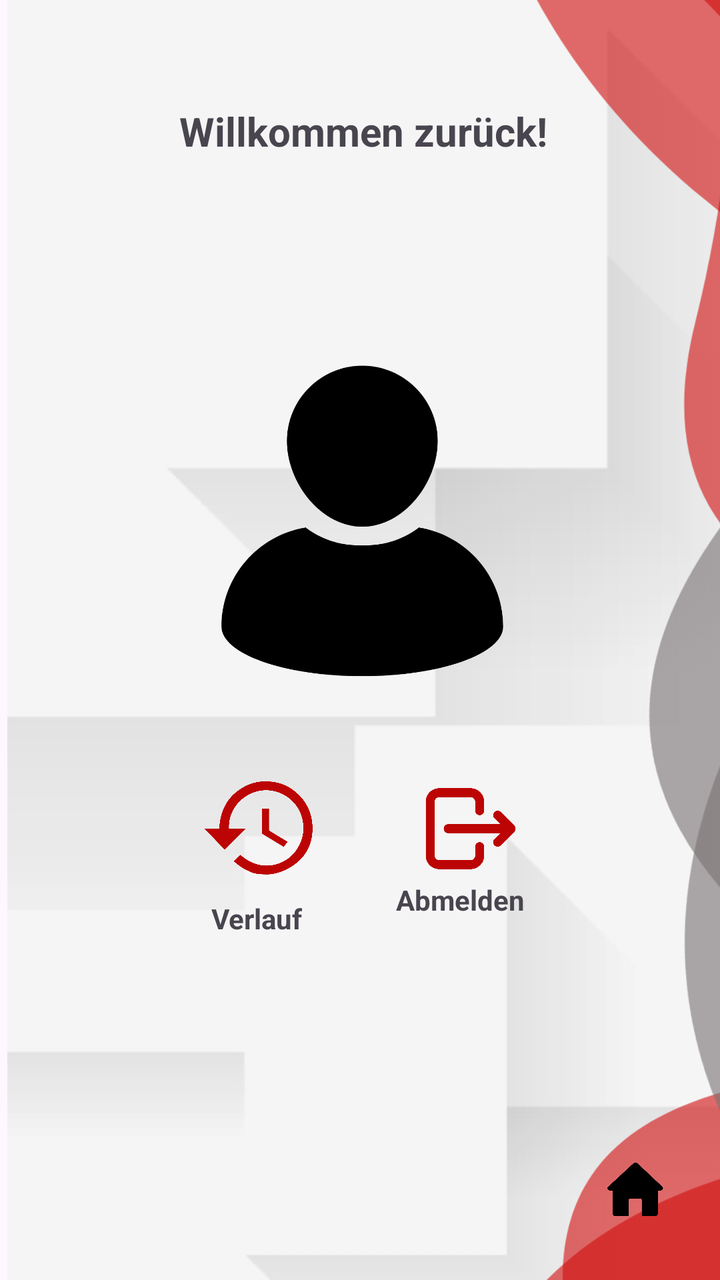
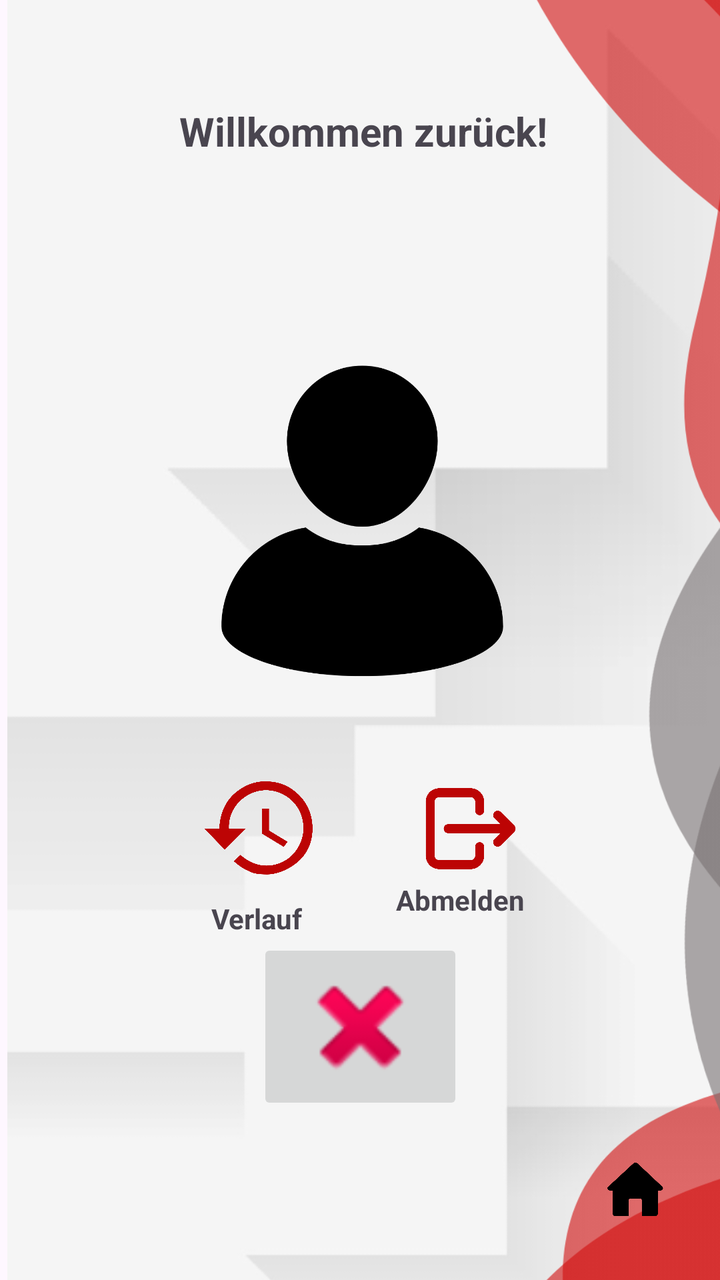

Compare the two renders of this Android layout. The source of the first and the diff that turns it into the second are given below.
<!-- AndroidManifest.xml: application theme Theme.TrafficSceneAnalyser -->
<!-- res/layout/activity_profile_logged_in.xml -->
<?xml version="1.0" encoding="utf-8"?>
<androidx.constraintlayout.widget.ConstraintLayout xmlns:android="http://schemas.android.com/apk/res/android"
    xmlns:app="http://schemas.android.com/apk/res-auto"
    xmlns:tools="http://schemas.android.com/tools"
    android:id="@+id/main"
    android:layout_width="match_parent"
    android:layout_height="match_parent"
    tools:context=".ProfileLoggedInActivity">

    <ImageView
        android:id="@+id/backg"
        android:layout_width="904dp"
        android:layout_height="897dp"
        app:layout_constraintBottom_toBottomOf="parent"
        app:layout_constraintStart_toStartOf="parent"
        app:layout_constraintTop_toTopOf="parent"
        app:layout_constraintVertical_bias="0.12"
        app:srcCompat="@drawable/background" />

    <ImageView
        android:id="@+id/imageView5"
        android:layout_width="484dp"
        android:layout_height="773dp"
        app:layout_constraintBottom_toBottomOf="parent"
        app:layout_constraintEnd_toEndOf="parent"
        app:layout_constraintHorizontal_bias="0.643"
        app:layout_constraintStart_toStartOf="parent"
        app:layout_constraintTop_toTopOf="parent"
        app:srcCompat="@drawable/perfectlayout2" />

    <ImageButton
        android:id="@+id/hbutton"
        android:layout_width="54dp"
        android:layout_height="68dp"
        android:backgroundTint="#00FFFFFF"
        android:onClick="goToHome"
        android:scaleType="fitCenter"
        android:src="@drawable/home1"
        app:layout_constraintBottom_toBottomOf="parent"
        app:layout_constraintEnd_toEndOf="parent"
        app:layout_constraintHorizontal_bias="0.95"
        app:layout_constraintStart_toStartOf="parent"
        app:layout_constraintTop_toTopOf="parent"
        app:layout_constraintVertical_bias="0.98" />

    <ImageView
        android:id="@+id/imageView3"
        android:layout_width="255dp"
        android:layout_height="347dp"
        app:layout_constraintBottom_toBottomOf="@+id/verlauf"
        app:layout_constraintEnd_toEndOf="parent"
        app:layout_constraintHorizontal_bias="0.51"
        app:layout_constraintStart_toStartOf="parent"
        app:layout_constraintTop_toTopOf="@+id/textView7"
        app:srcCompat="@drawable/profile" />

    <TextView
        android:id="@+id/textView7"
        android:layout_width="wrap_content"
        android:layout_height="wrap_content"
        android:layout_marginTop="52dp"
        android:text="Willkommen zurück!"
        android:textSize="20sp"
        android:textStyle="bold"
        app:layout_constraintEnd_toEndOf="parent"
        app:layout_constraintHorizontal_bias="0.51"
        app:layout_constraintStart_toStartOf="parent"
        app:layout_constraintTop_toTopOf="parent" />

    <ImageButton
        android:id="@+id/showHistoryButton"
        android:layout_width="130dp"
        android:layout_height="118dp"
        android:background="#00FFFFFF"
        android:backgroundTint="#BC0404"
        android:onClick="showHistory"
        android:scaleType="fitCenter"
        app:layout_constraintBottom_toBottomOf="parent"
        app:layout_constraintEnd_toEndOf="parent"
        app:layout_constraintHorizontal_bias="0.277"
        app:layout_constraintStart_toStartOf="parent"
        app:layout_constraintTop_toTopOf="parent"
        app:layout_constraintVertical_bias="0.68"
        app:srcCompat="@drawable/history" />

    <ImageButton
        android:id="@+id/signOutButton"
        android:layout_width="130dp"
        android:layout_height="116dp"
        android:backgroundTint="#00FFFFFF"

        android:onClick="signOut"
        android:scaleType="fitCenter"
        app:layout_constraintBottom_toBottomOf="parent"
        app:layout_constraintEnd_toEndOf="parent"
        app:layout_constraintHorizontal_bias="0.74"
        app:layout_constraintStart_toStartOf="parent"
        app:layout_constraintTop_toTopOf="parent"
        app:layout_constraintVertical_bias="0.68"
        app:srcCompat="@drawable/logout" />

    <TextView
        android:id="@+id/verlauf"
        android:layout_width="wrap_content"
        android:layout_height="wrap_content"
        android:text="Verlauf"
        android:textStyle="bold"
        app:layout_constraintBottom_toBottomOf="parent"
        app:layout_constraintEnd_toEndOf="parent"
        app:layout_constraintHorizontal_bias="0.336"
        app:layout_constraintStart_toStartOf="parent"
        app:layout_constraintTop_toTopOf="parent"
        app:layout_constraintVertical_bias="0.724" />

    <TextView
        android:id="@+id/abmelden"
        android:layout_width="wrap_content"
        android:layout_height="wrap_content"
        android:text="Abmelden"
        android:textStyle="bold"
        app:layout_constraintBottom_toBottomOf="parent"
        app:layout_constraintEnd_toEndOf="parent"
        app:layout_constraintHorizontal_bias="0.67"
        app:layout_constraintStart_toStartOf="parent"
        app:layout_constraintTop_toTopOf="@+id/signOutButton"
        app:layout_constraintVertical_bias="0.317" />

</androidx.constraintlayout.widget.ConstraintLayout>
<!-- resources referenced by this layout -->
<resources>
  <!-- drawable background: png bitmap (drawable-hdpi, 37305 bytes) -->
  <!-- drawable history: png bitmap (drawable, 38578 bytes) -->
  <!-- drawable home1: png bitmap (drawable, 7782 bytes) -->
  <!-- drawable logout: png bitmap (drawable, 27094 bytes) -->
  <!-- drawable perfectlayout2: png bitmap (drawable-hdpi, 51025 bytes) -->
  <!-- drawable profile: png bitmap (drawable, 29274 bytes) -->
  <style name="Theme.TrafficSceneAnalyser" parent="Base.Theme.TrafficSceneAnalyser" />
  <style name="Base.Theme.TrafficSceneAnalyser" parent="Theme.Material3.DayNight.NoActionBar">
          
          
      </style>
</resources>

<!-- the commit's change to res/layout/activity_profile_logged_in.xml (unified diff, before → after) -->
@@ -88,7 +88,6 @@
         android:layout_width="130dp"
         android:layout_height="116dp"
         android:backgroundTint="#00FFFFFF"
-
         android:onClick="signOut"
         android:scaleType="fitCenter"
         app:layout_constraintBottom_toBottomOf="parent"
@@ -98,6 +97,20 @@
         app:layout_constraintTop_toTopOf="parent"
         app:layout_constraintVertical_bias="0.68"
         app:srcCompat="@drawable/logout" />
+
+    <ImageButton
+        android:id="@+id/deleteAccountButton"
+        android:layout_width="103dp"
+        android:layout_height="88dp"
+        android:onClick="deleteAccount"
+        android:scaleType="fitCenter"
+        app:layout_constraintBottom_toBottomOf="parent"
+        app:layout_constraintEnd_toEndOf="parent"
+        app:layout_constraintHorizontal_bias="0.5"
+        app:layout_constraintStart_toStartOf="parent"
+        app:layout_constraintTop_toTopOf="parent"
+        app:layout_constraintVertical_bias="0.85"
+        app:srcCompat="@android:drawable/ic_delete" />
 
     <TextView
         android:id="@+id/verlauf"
